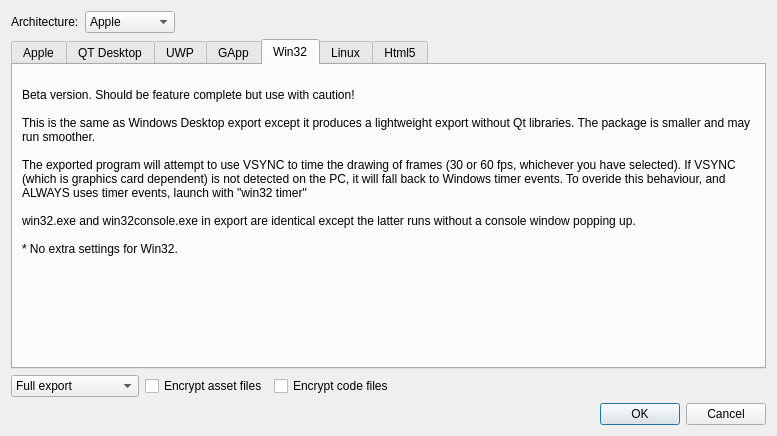
Before: the Qt Designer form ui/exportprojectdialog.ui in gideros/gideros, drawn with Qt 5.
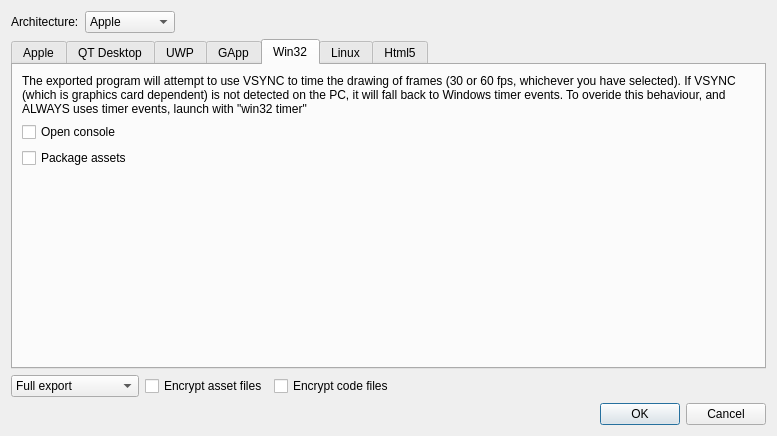
After: the same form once the commit is applied. The open tabs and pages were chosen to show the change.

Commit message: [export/win32] Allow selecting console mode instead of outputiing both binaries [export/win32] Can now pack assets in a GApp file

Diff of the .ui file:
```diff
--- a/ui/exportprojectdialog.ui
+++ b/ui/exportprojectdialog.ui
@@ -450,22 +450,27 @@
        <item>
         <widget class="QLabel" name="label_6">
          <property name="text">
-          <string>
-Beta version. Should be feature complete but use with caution!
-
-This is the same as Windows Desktop export except it produces a lightweight export without Qt libraries. The package is smaller and may run smoother. 
-
-The exported program will attempt to use VSYNC to time the drawing of frames (30 or 60 fps, whichever you have selected). If VSYNC (which is graphics card dependent) is not detected on the PC, it will fall back to Windows timer events. To overide this behaviour, and ALWAYS uses timer events, launch with &quot;win32 timer&quot;
-
-win32.exe and win32console.exe in export are identical except the latter runs without a console window popping up.
-
-* No extra settings for Win32.</string>
+          <string>The exported program will attempt to use VSYNC to time the drawing of frames (30 or 60 fps, whichever you have selected). If VSYNC (which is graphics card dependent) is not detected on the PC, it will fall back to Windows timer events. To overide this behaviour, and ALWAYS uses timer events, launch with &quot;win32 timer&quot;</string>
          </property>
          <property name="wordWrap">
           <bool>true</bool>
          </property>
         </widget>
        </item>
+       <item>
+        <widget class="QCheckBox" name="win32_console">
+         <property name="text">
+          <string>Open console</string>
+         </property>
+        </widget>
+       </item>
+       <item>
+        <widget class="QCheckBox" name="win32_gapp">
+         <property name="text">
+          <string>Package assets</string>
+         </property>
+        </widget>
+       </item>
        <item>
         <spacer name="verticalSpacer12_2">
          <property name="orientation">
```
Left out of the diff: 2 changed lines with no effect on the pictures. The commit also changes 6 other files.
